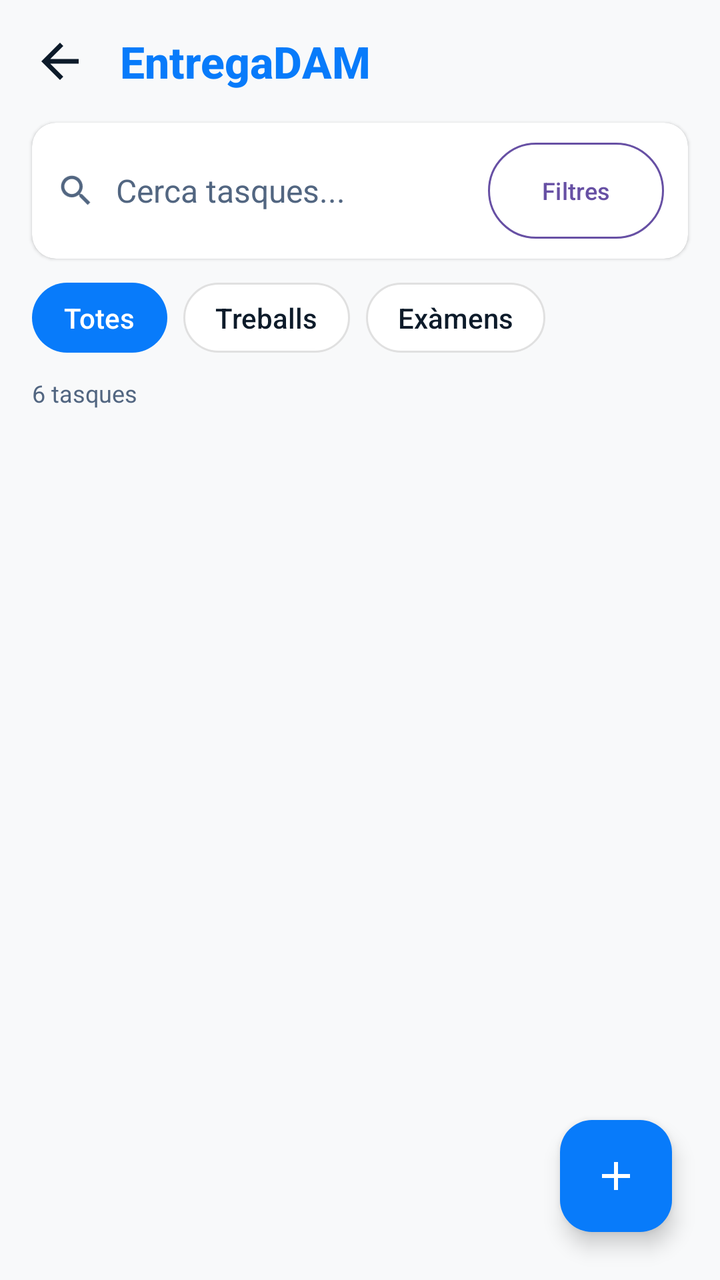
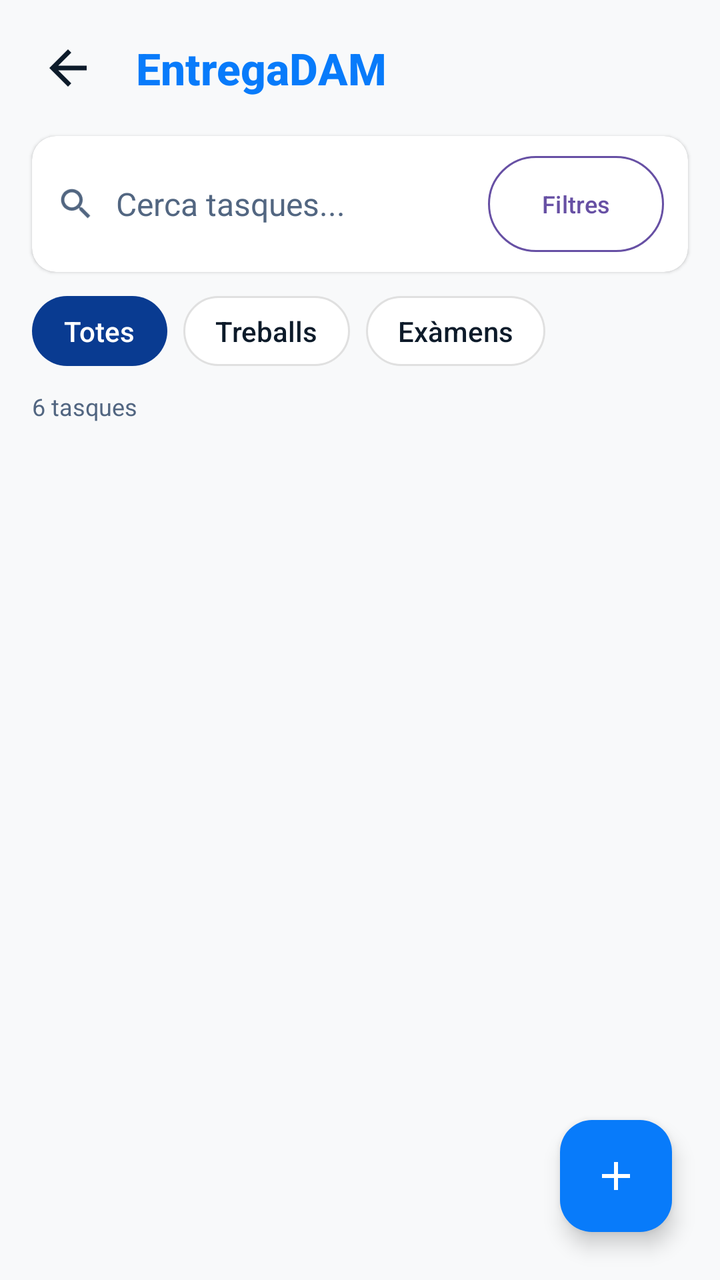

An Android layout rendered at two revisions. The XML below is the earlier revision; the diff shows what the commit changed to produce the second picture.
<!-- AndroidManifest.xml: application theme Theme.Stutager -->
<!-- res/layout/activity_all_tasks.xml -->
<?xml version="1.0" encoding="utf-8"?>
<androidx.coordinatorlayout.widget.CoordinatorLayout xmlns:android="http://schemas.android.com/apk/res/android"
    xmlns:app="http://schemas.android.com/apk/res-auto"
    android:id="@+id/main"
    android:layout_width="match_parent"
    android:layout_height="match_parent"
    android:background="@color/background_light">

    <LinearLayout
        android:layout_width="match_parent"
        android:layout_height="match_parent"
        android:orientation="vertical">

        <LinearLayout
            android:layout_width="match_parent"
            android:layout_height="wrap_content"
            android:gravity="center_vertical"
            android:orientation="horizontal"
            android:padding="16dp">

            <ImageView
                android:id="@+id/btnMenu"
                android:layout_width="28dp"
                android:layout_height="28dp"
                android:background="?attr/selectableItemBackgroundBorderless"
                android:contentDescription="@string/back_desc"
                android:src="@drawable/ic_back"
                app:tint="@color/text_dark" />

            <TextView
                android:layout_width="0dp"
                android:layout_height="wrap_content"
                android:layout_marginStart="16dp"
                android:layout_weight="1"
                android:fontFamily="sans-serif-medium"
                android:text="@string/app_name"
                android:textColor="@color/primary_blue"
                android:textSize="22sp"
                android:textStyle="bold" />
        </LinearLayout>

        <androidx.cardview.widget.CardView
            android:layout_width="match_parent"
            android:layout_height="wrap_content"
            android:layout_marginHorizontal="16dp"
            android:layout_marginBottom="12dp"
            app:cardCornerRadius="12dp"
            app:cardElevation="1dp">

            <LinearLayout
                android:layout_width="match_parent"
                android:layout_height="wrap_content"
                android:gravity="center_vertical"
                android:orientation="horizontal"
                android:paddingHorizontal="12dp"
                android:paddingVertical="10dp">

                <ImageView
                    android:layout_width="20dp"
                    android:layout_height="20dp"
                    android:src="@drawable/ic_search" />

                <TextView
                    android:layout_width="0dp"
                    android:layout_height="wrap_content"
                    android:layout_marginStart="10dp"
                    android:layout_weight="1"
                    android:text="@string/search_tasks_hint"
                    android:textColor="@color/text_gray"
                    android:textSize="16sp" />

                <com.google.android.material.button.MaterialButton
                    android:id="@+id/btnFilters"
                    style="?attr/materialButtonOutlinedStyle"
                    android:layout_width="wrap_content"
                    android:layout_height="wrap_content"
                    android:minHeight="48dp"
                    android:insetTop="0dp"
                    android:insetBottom="0dp"
                    android:paddingStart="12dp"
                    android:paddingEnd="12dp"
                    android:text="@string/filters_btn"
                    android:textColor="?attr/colorPrimary"
                    android:textSize="12sp"
                    app:strokeColor="?attr/colorPrimary" />
            </LinearLayout>
        </androidx.cardview.widget.CardView>

        <LinearLayout
            android:layout_width="match_parent"
            android:layout_height="wrap_content"
            android:orientation="horizontal"
            android:paddingHorizontal="16dp"
            android:paddingBottom="12dp">

            <TextView
                android:layout_width="wrap_content"
                android:layout_height="wrap_content"
                android:layout_marginEnd="8dp"
                android:background="@drawable/chip_selected_bg"
                android:fontFamily="sans-serif-medium"
                android:paddingHorizontal="16dp"
                android:paddingVertical="8dp"
                android:text="@string/filter_all"
                android:textColor="@color/white"
                android:textSize="14sp" />

            <TextView
                android:layout_width="wrap_content"
                android:layout_height="wrap_content"
                android:layout_marginEnd="8dp"
                android:background="@drawable/chip_unselected_bg"
                android:fontFamily="sans-serif-medium"
                android:paddingHorizontal="16dp"
                android:paddingVertical="8dp"
                android:text="@string/filter_works"
                android:textColor="@color/text_dark"
                android:textSize="14sp" />

            <TextView
                android:layout_width="wrap_content"
                android:layout_height="wrap_content"
                android:background="@drawable/chip_unselected_bg"
                android:fontFamily="sans-serif-medium"
                android:paddingHorizontal="16dp"
                android:paddingVertical="8dp"
                android:text="@string/filter_exams"
                android:textColor="@color/text_dark"
                android:textSize="14sp" />
        </LinearLayout>

        <TextView
            android:layout_width="match_parent"
            android:layout_height="wrap_content"
            android:paddingHorizontal="16dp"
            android:paddingBottom="8dp"
            android:text="@string/tasks_count_6"
            android:textColor="@color/text_gray"
            android:textSize="12sp" />

        <androidx.recyclerview.widget.RecyclerView
            android:id="@+id/recyclerViewAllTasks"
            android:layout_width="match_parent"
            android:layout_height="0dp"
            android:layout_weight="1"
            android:paddingHorizontal="16dp"
            android:paddingBottom="80dp" />

    </LinearLayout>

    <com.google.android.material.floatingactionbutton.FloatingActionButton
        android:id="@+id/btnAddActivity"
        android:layout_width="wrap_content"
        android:layout_height="wrap_content"
        android:layout_gravity="bottom|end"
        android:layout_margin="24dp"
        android:contentDescription="@string/fab_add_activity_desc"
        android:src="@drawable/ic_add"
        app:backgroundTint="@color/primary_blue"
        app:tint="@color/white" />

</androidx.coordinatorlayout.widget.CoordinatorLayout>
<!-- resources referenced by this layout -->
<resources>
  <color name="background_light">#F8F9FA</color>
  <color name="primary_blue">#087BFA</color>
  <color name="text_dark">#0D1B2A</color>
  <color name="text_gray">#526681</color>
  <color name="white">#FFFFFFFF</color>
  <!-- drawable chip_selected_bg (drawable) -->
  <?xml version="1.0" encoding="utf-8"?>
  <shape xmlns:android="http://schemas.android.com/apk/res/android"
      android:shape="rectangle">
      <solid android:color="@color/primary_blue" />
      <corners android:radius="20dp" />
  </shape>
  <!-- drawable chip_unselected_bg (drawable) -->
  <?xml version="1.0" encoding="utf-8"?>
  <shape xmlns:android="http://schemas.android.com/apk/res/android"
      android:shape="rectangle">
      <solid android:color="@color/white" />
      <stroke android:width="1dp" android:color="#E0E0E0" />
      <corners android:radius="20dp" />
  </shape>
  <!-- drawable ic_add (drawable) -->
  <vector xmlns:android="http://schemas.android.com/apk/res/android"
      android:width="24dp"
      android:height="24dp"
      android:viewportWidth="24"
      android:viewportHeight="24">
    <path
        android:fillColor="@color/white"
        android:pathData="M19,13h-6v6h-2v-6H5v-2h6V5h2v6h6v2z"/>
  </vector>
  <!-- drawable ic_back (drawable) -->
  <vector xmlns:android="http://schemas.android.com/apk/res/android"
      android:width="24dp"
      android:height="24dp"
      android:viewportWidth="24"
      android:viewportHeight="24">
      <path
          android:fillColor="@color/text_dark"
          android:pathData="M20,11H7.83l5.59,-5.59L12,4l-8,8 8,8 1.41,-1.41L7.83,13H20v-2z"/>
  </vector>
  <!-- drawable ic_search (drawable) -->
  <vector xmlns:android="http://schemas.android.com/apk/res/android"
      android:width="24dp"
      android:height="24dp"
      android:viewportWidth="24"
      android:viewportHeight="24">
    <path
        android:fillColor="@color/text_gray"
        android:pathData="M15.5,14h-0.79l-0.28,-0.27C15.41,12.59 16,11.11 16,9.5 16,5.91 13.09,3 9.5,3S3,5.91 3,9.5 5.91,16 9.5,16c1.61,0 3.09,-0.59 4.23,-1.57l0.27,0.28v0.79l5,4.99L20.49,19l-4.99,-5zM9.5,14C7.01,14 5,11.99 5,9.5S7.01,5 9.5,5 14,7.01 14,9.5 11.99,14 9.5,14z"/>
  </vector>
  <string name="app_name">EntregaDAM</string>
  <string name="back_desc">Back</string>
  <string name="fab_add_activity_desc">Nova activitat</string>
  <string name="filter_all">Totes</string>
  <string name="filter_exams">Exàmens</string>
  <string name="filter_works">Treballs</string>
  <string name="filters_btn">Filtres</string>
  <string name="search_tasks_hint">Cerca tasques...</string>
  <string name="tasks_count_6">6 tasques</string>
  <style name="Theme.Stutager" parent="Base.Theme.Stutager" />
  <style name="Base.Theme.Stutager" parent="Theme.Material3.DayNight.NoActionBar">
          
          
      </style>
</resources>

<!-- the commit's change to res/layout/activity_all_tasks.xml (unified diff, before → after) -->
@@ -20,10 +20,11 @@
 
             <ImageView
                 android:id="@+id/btnMenu"
-                android:layout_width="28dp"
-                android:layout_height="28dp"
+                android:layout_width="36dp"
+                android:layout_height="36dp"
                 android:background="?attr/selectableItemBackgroundBorderless"
                 android:contentDescription="@string/back_desc"
+                android:padding="4dp"
                 android:src="@drawable/ic_back"
                 app:tint="@color/text_dark" />
 
<!-- resource entries referenced after the edit -->
@@ -9,7 +9,7 @@
   <?xml version="1.0" encoding="utf-8"?>
   <shape xmlns:android="http://schemas.android.com/apk/res/android"
       android:shape="rectangle">
-      <solid android:color="@color/primary_blue" />
+      <solid android:color="@color/dark_blue" />
       <corners android:radius="20dp" />
   </shape>
   <!-- drawable chip_unselected_bg (drawable) -->
@@ -60,6 +60,7 @@
   <string name="search_tasks_hint">Cerca tasques...</string>
   <string name="tasks_count_6">6 tasques</string>
   <style name="Theme.Stutager" parent="Base.Theme.Stutager" />
+  <color name="dark_blue">#093B91</color>
   <style name="Base.Theme.Stutager" parent="Theme.Material3.DayNight.NoActionBar">
           
           
